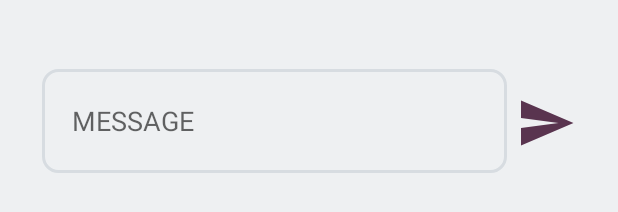
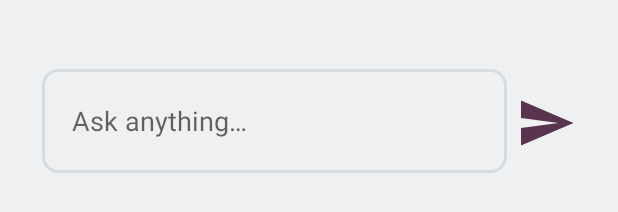
Before and after one commit to beezha/Software_Development_23-24, an Android app: the layout fragment_chat.xml on its own in the app's theme, with its tools: preview values and no code run, on a phone screen of 412 x 824 dp. Shown: the part 952-1164 px from the top of the screen. Run offline under Robolectric (Android 15) with nearby library versions, the phone set to English and light mode, and no system bars.

Commit message:
chat ui updates

```diff
--- a/app/src/main/res/layout/fragment_chat.xml
+++ b/app/src/main/res/layout/fragment_chat.xml
@@ -45,6 +45,8 @@
             android:id="@+id/txtResponse"
             android:layout_width="350dp"
             android:layout_height="wrap_content"
+            android:layout_marginLeft="30dp"
+            android:layout_marginRight="30dp"
             android:textColor="@color/purple"
             android:textSize="25sp"
             app:layout_constraintTop_toTopOf="@+id/chatBackground" />
@@ -70,7 +72,7 @@
             android:inputType="text"
             android:paddingStart="20dp"
             android:paddingEnd="20dp"
-            android:textColor="@color/light_warm_gray" />
+            android:textColor="@color/black" />
 
         <Button
             android:id="@+id/btnSend"
--- a/app/src/main/res/values/strings.xml
+++ b/app/src/main/res/values/strings.xml
@@ -46,7 +46,7 @@
     <string name="upload">Upload Photo</string>
     <string name="change">CHANGE AVATAR</string>
     <string name="disconnect">DISCONNECT</string>
-    <string name="message">MESSAGE</string>
+    <string name="message">Ask anything…</string>
     <string name="default_web_client_id">489600567548-j8hc64q7gj0gajin0dn9o6p9hfbai9ti.apps.googleusercontent.com</string>
     <string name="login">LOGIN</string>
     <string name="googleSign">Sign In With Google</string>
```
